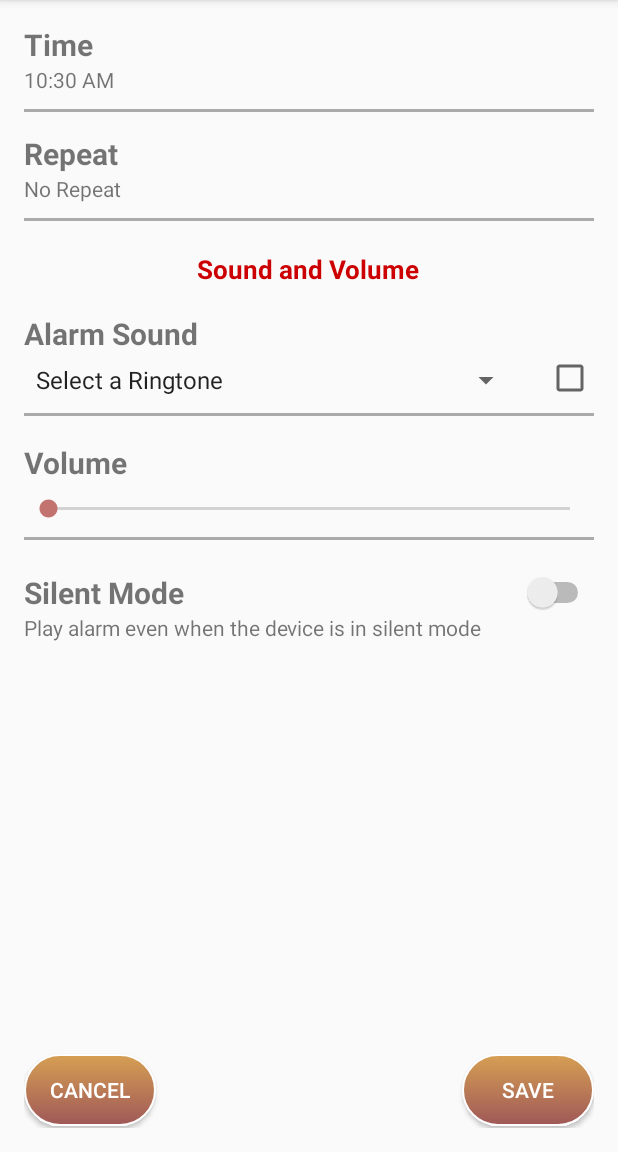
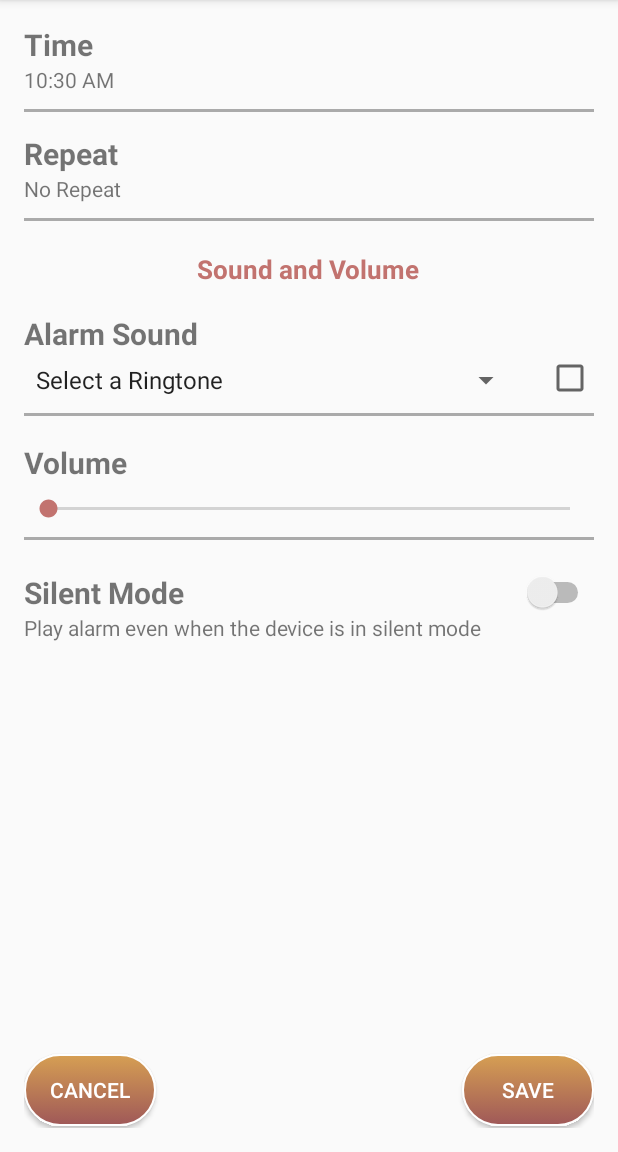
Before and after one commit to kasunSomadasa/CSSE_new, an Android app: the setAlarm screen opened directly, with no data from a screen before it, on a phone screen of 412 x 824 dp, the part 84-1236 px from its top. Run offline under Robolectric (Android 15) with nearby library versions, the light colour scheme and no system bars.

Commit message:
after full merge

```diff
--- a/app/src/main/java/com/example/kasun/busysms/alarm/setAlarm.java
+++ b/app/src/main/java/com/example/kasun/busysms/alarm/setAlarm.java
@@ -458,8 +458,9 @@ public class setAlarm extends AppCompatActivity {
         checkSound.setOnCheckedChangeListener(new CompoundButton.OnCheckedChangeListener() {
             @Override
             public void onCheckedChanged(CompoundButton buttonView, boolean isChecked) {
-                if(isChecked){
+                if(isChecked && mp != null){
 //                    Toast.makeText(setAlarm.this,"checked",Toast.LENGTH_SHORT).show();
+
                     mp.stop();
                     spinner.setEnabled(false);
                 }else{
--- a/app/src/main/res/layout/activity_set_alarm.xml
+++ b/app/src/main/res/layout/activity_set_alarm.xml
@@ -104,7 +104,7 @@
         android:text="Sound and Volume"
         android:textSize="17dp"
         android:textStyle="bold"
-        android:textColor="@android:color/holo_red_dark"
+        android:textColor="@color/colorAccent"
         android:layout_below="@+id/view"
         android:layout_centerHorizontal="true" />
 
```
